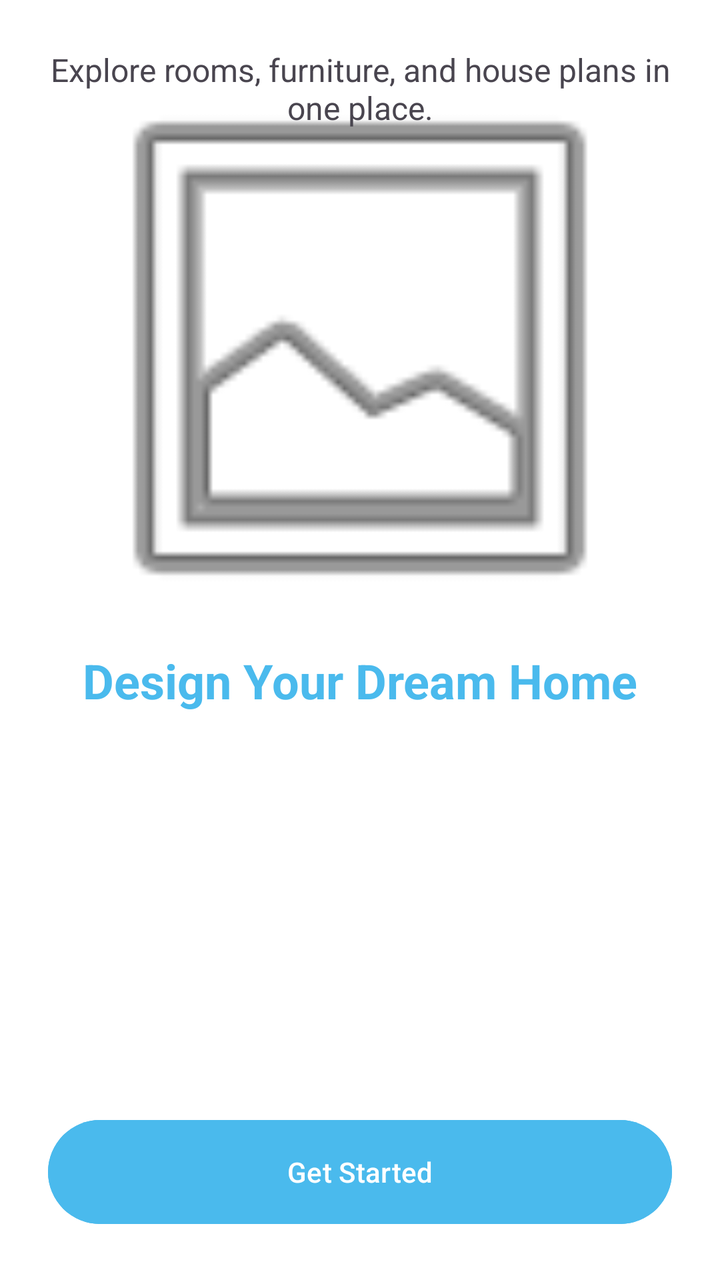
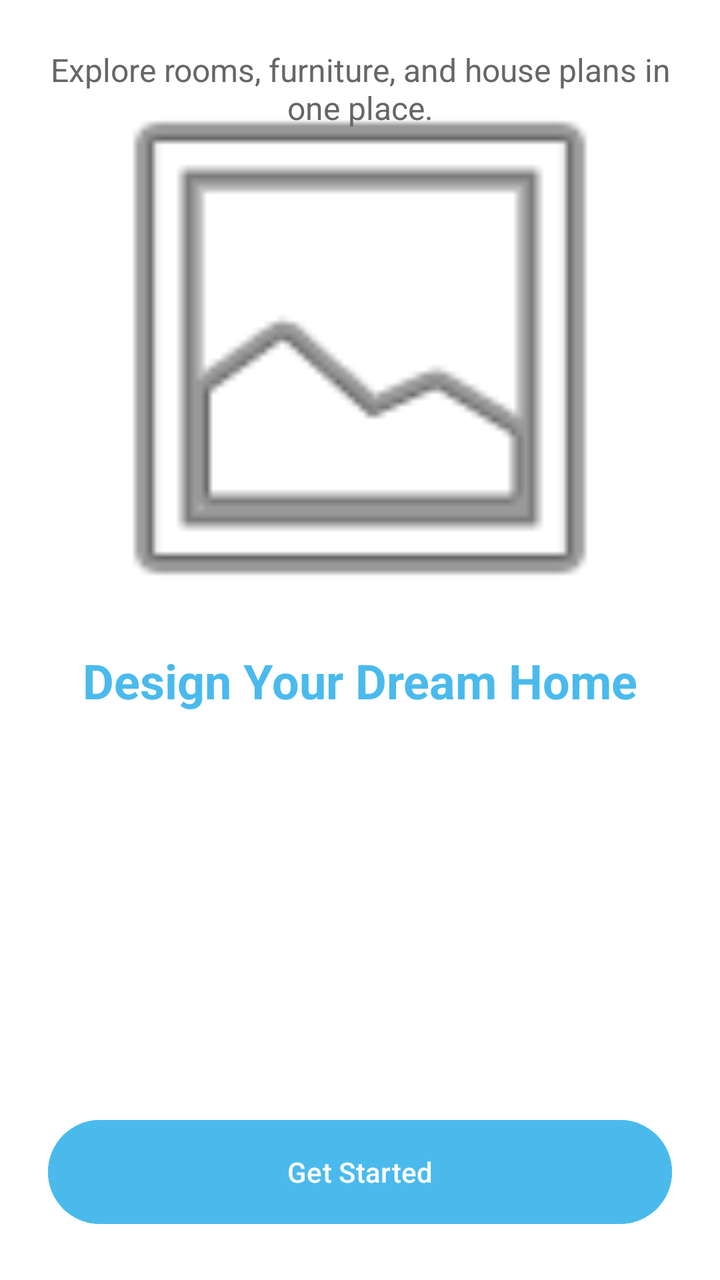

Before-and-after screenshots of an Android layout around one commit, followed by the original layout XML and the change that was made.
<!-- AndroidManifest.xml: application theme Theme.Anthuria -->
<!-- res/layout/activity_welcome.xml -->
<?xml version="1.0" encoding="utf-8"?>
<androidx.constraintlayout.widget.ConstraintLayout xmlns:android="http://schemas.android.com/apk/res/android"
    xmlns:app="http://schemas.android.com/apk/res-auto"
    android:layout_width="match_parent"
    android:layout_height="match_parent"
    android:background="#FFFFFF"
    android:padding="24dp">

    <ImageView
        android:id="@+id/img_welcome"
        android:layout_width="300dp"
        android:layout_height="300dp"
        android:src="@android:drawable/ic_menu_gallery"
        app:layout_constraintBottom_toTopOf="@+id/txt_title"
        app:layout_constraintEnd_toEndOf="parent"
        app:layout_constraintStart_toStartOf="parent"
        app:layout_constraintTop_toTopOf="parent" />

    <TextView
        android:id="@+id/txt_title"
        android:layout_width="wrap_content"
        android:layout_height="wrap_content"
        android:text="Design Your Dream Home"
        android:textSize="24sp"
        android:textStyle="bold"
        android:textColor="#4ABAED"
        app:layout_constraintBottom_toTopOf="@+id/txt_desc"
        app:layout_constraintEnd_toEndOf="parent"
        app:layout_constraintStart_toStartOf="parent" />

    <TextView
        android:id="@+id/txt_desc"
        android:layout_width="match_parent"
        android:layout_height="wrap_content"
        android:text="Explore rooms, furniture, and house plans in one place."
        android:textAlignment="center"
        android:textSize="16sp"
        android:layout_marginTop="16dp"
        app:layout_constraintBottom_toTopOf="@+id/btn_get_started"
        app:layout_constraintTop_toBottomOf="@+id/txt_title" />

    <Button
        android:id="@+id/btn_get_started"
        android:layout_width="match_parent"
        android:layout_height="60dp"
        android:text="Get Started"
        android:backgroundTint="#4ABAED"
        android:textColor="#FFFFFF"
        app:layout_constraintBottom_toBottomOf="parent" />

</androidx.constraintlayout.widget.ConstraintLayout>
<!-- resources referenced by this layout -->
<resources>
  <style name="Theme.Anthuria" parent="Base.Theme.Anthuria" />
  <style name="Base.Theme.Anthuria" parent="Theme.Material3.DayNight.NoActionBar">
          
          
      </style>
</resources>

<!-- the commit's change to res/layout/activity_welcome.xml (unified diff, before → after) -->
@@ -3,7 +3,7 @@
     xmlns:app="http://schemas.android.com/apk/res-auto"
     android:layout_width="match_parent"
     android:layout_height="match_parent"
-    android:background="#FFFFFF"
+    android:background="@color/background_secondary"
     android:padding="24dp">
 
     <ImageView
@@ -23,7 +23,7 @@
         android:text="Design Your Dream Home"
         android:textSize="24sp"
         android:textStyle="bold"
-        android:textColor="#4ABAED"
+        android:textColor="@color/brand_blue"
         app:layout_constraintBottom_toTopOf="@+id/txt_desc"
         app:layout_constraintEnd_toEndOf="parent"
         app:layout_constraintStart_toStartOf="parent" />
@@ -34,6 +34,7 @@
         android:layout_height="wrap_content"
         android:text="Explore rooms, furniture, and house plans in one place."
         android:textAlignment="center"
+        android:textColor="@color/text_secondary"
         android:textSize="16sp"
         android:layout_marginTop="16dp"
         app:layout_constraintBottom_toTopOf="@+id/btn_get_started"
@@ -44,7 +45,7 @@
         android:layout_width="match_parent"
         android:layout_height="60dp"
         android:text="Get Started"
-        android:backgroundTint="#4ABAED"
+        android:backgroundTint="@color/brand_blue"
         android:textColor="#FFFFFF"
         app:layout_constraintBottom_toBottomOf="parent" />
 
<!-- resource entries referenced after the edit -->
@@ -1,9 +1,21 @@
 <!-- resources referenced by this layout -->
 <resources>
+  <color name="background_secondary">#FFFFFF</color>
+  <color name="brand_blue">#4ABAED</color>
+  <color name="text_secondary">#666666</color>
   <style name="Theme.Anthuria" parent="Base.Theme.Anthuria" />
   <style name="Base.Theme.Anthuria" parent="Theme.Material3.DayNight.NoActionBar">
-          
-          
+          <item name="colorPrimary">@color/brand_blue</item>
+          <item name="colorOnPrimary">@color/white</item>
+          <item name="colorSurface">@color/background_card</item>
+          <item name="colorOnSurface">@color/text_primary</item>
+          <item name="android:colorBackground">@color/background_primary</item>
+          <item name="colorOutline">@color/divider</item>
       </style>
+  <color name="white">#FFFFFFFF</color>
+  <color name="background_card">#FFFFFF</color>
+  <color name="text_primary">#1A1A2E</color>
+  <color name="background_primary">#F5F7FA</color>
+  <color name="divider">#EEEEEE</color>
 </resources>
 
